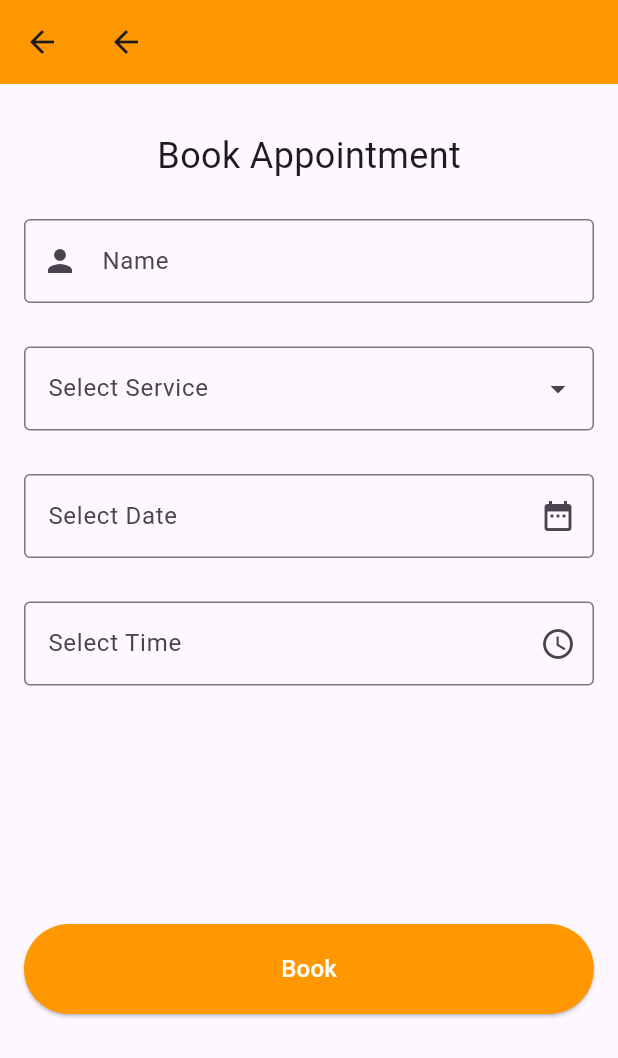
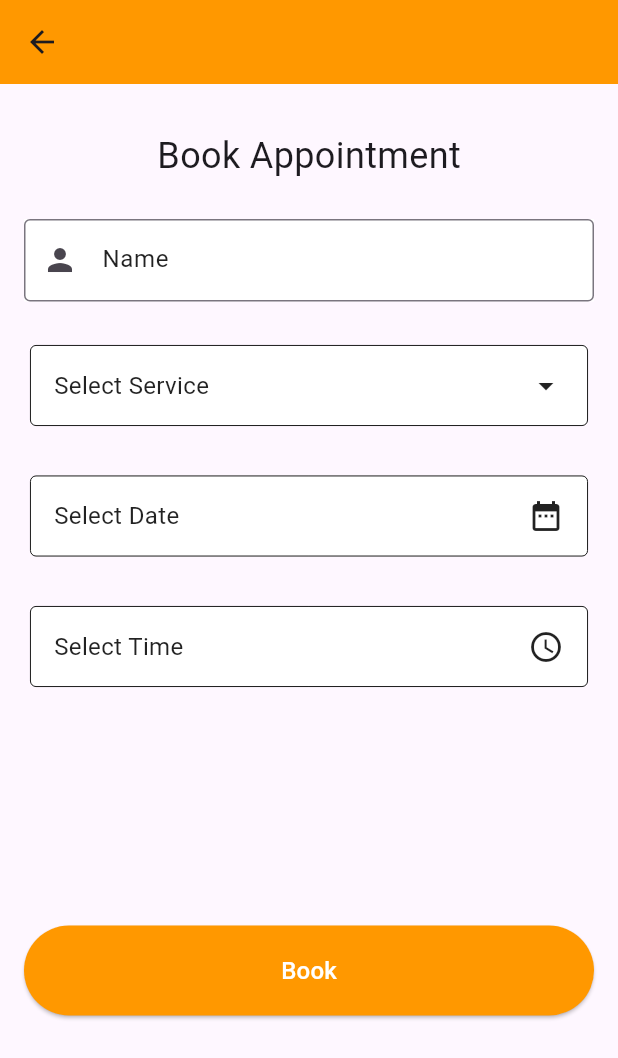
Before and after one commit to IsrarKundi/appointmentApp, a Flutter app: the BookAppointment screen opened directly, on a phone screen of 412 x 824 dp. Shown: the top 1058 px of the screen. Run offline on Flutter 3.47's test engine with Material 3 defaults, Android fonts, the phone set to English and light mode, and no system bars.

Commit message:
form ui finalized

```diff
--- a/lib/components/widgets.dart
+++ b/lib/components/widgets.dart
@@ -2,15 +2,30 @@ import 'package:flutter/material.dart';
 
 // file for different custom widgets for reuse
 
-Widget FormFields(String label, IconData icon){
+Widget FormFields(String label, IconData icon) {
   return SizedBox(
-    height: 60,
-    child: TextField(
-        decoration: InputDecoration(
-          hintText: label,
-          suffixIcon: Icon(icon),
-          border: OutlineInputBorder(),
-        )
+    height: 62,
+    child: Card(
+      elevation: 0,
+      shape: RoundedRectangleBorder(
+        side: BorderSide(color: Colors.black.withOpacity(1), width: 0.6),
+        borderRadius: BorderRadius.circular(4.0),
+      ),
+      child: Padding(
+        padding: const EdgeInsets.symmetric(horizontal: 16.0),
+        child: Row(
+          mainAxisAlignment: MainAxisAlignment.spaceBetween,
+          children: [
+            Text(label, style: TextStyle(
+              fontSize: 16,
+              fontWeight: FontWeight.w400,
+              color: Colors.black87
+            ),),
+            Icon(icon),
+          ],
+        ),
+      ),
+      color: Colors.white,
     ),
   );
 }
--- a/lib/main.dart
+++ b/lib/main.dart
@@ -18,7 +18,7 @@ class MyApp extends StatelessWidget {
         colorScheme: ColorScheme.fromSeed(seedColor: Colors.deepPurple),
         useMaterial3: true,
       ),
-      home: HomeScreen(),
+      home: BookAppointment(),
     );
   }
 }
--- a/lib/screens/book_appointment.dart
+++ b/lib/screens/book_appointment.dart
@@ -33,13 +33,21 @@ class BookAppointment extends StatelessWidget {
               ),
               ),
               SizedBox(height: 25,),
-              SizedBox(
-                height: 60,
+              Container(
+                decoration: BoxDecoration(
+                    color: Colors.white
+                ),
+                height: 55,
                 child: TextField(
                   decoration: InputDecoration(
                     hintText: 'Name',
+                    hintStyle: TextStyle(
+                      fontWeight: FontWeight.w400,
+                      color: Colors.black87,
+                      fontSize: 16
+                    ),
                     prefixIcon: Icon(Icons.person),
-                    border: OutlineInputBorder()
+                    border: OutlineInputBorder(borderSide: BorderSide(width: 2, color: Colors.black54))
                   )
                 ),
               ),
```
